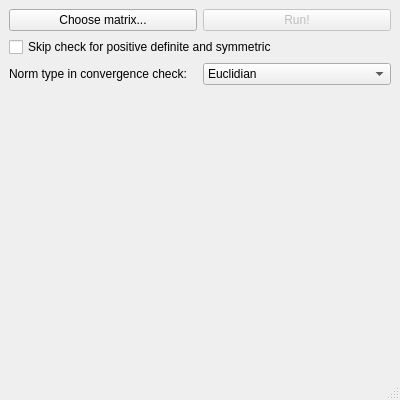
gabrielecanesi/iterative-solver, file QTInterface/mainwindow.ui: the form before one commit.
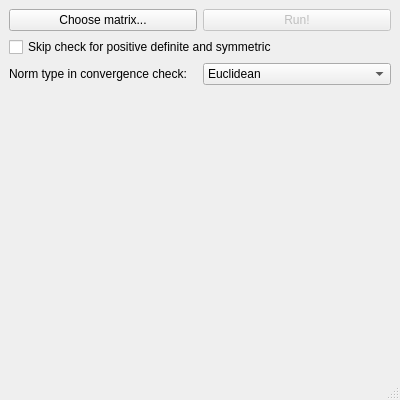
The form after the commit.

What changed in the file:
```diff
--- a/QTInterface/mainwindow.ui
+++ b/QTInterface/mainwindow.ui
@@ -49,7 +49,7 @@
        <widget class="QComboBox" name="comboNorm">
         <item>
          <property name="text">
-          <string>Euclidian</string>
+          <string>Euclidean</string>
          </property>
         </item>
         <item>
```
